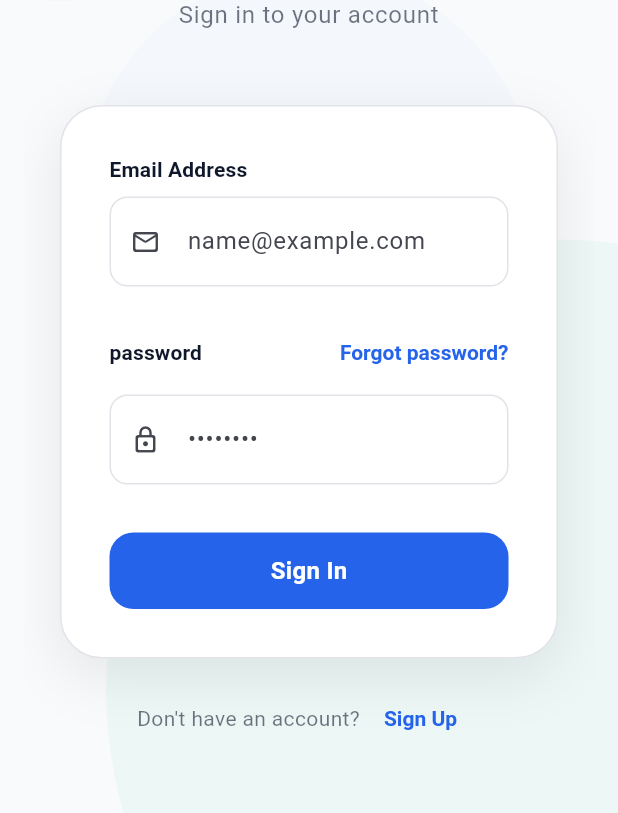
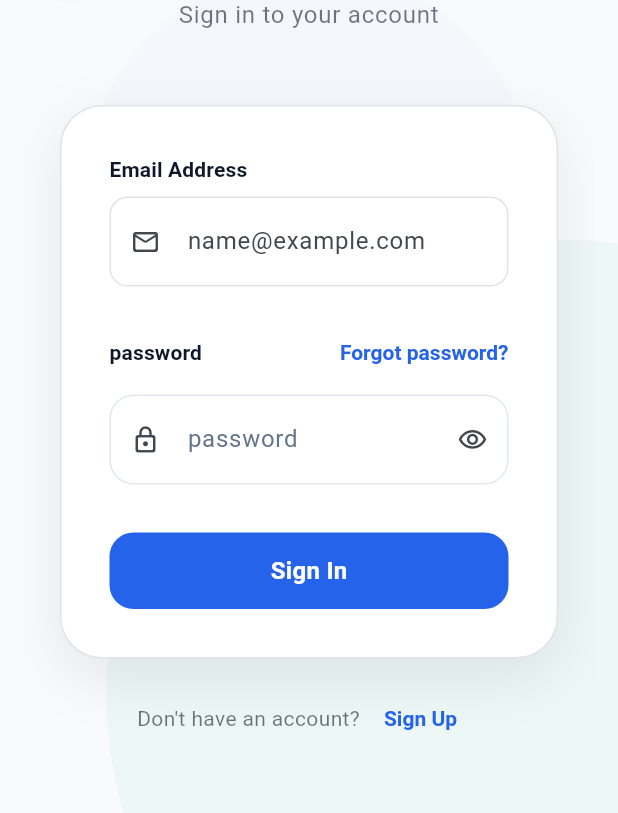
Before and after one commit to me-key/main10app, a Flutter app: the screen it shows after launch, on a phone screen of 412 x 824 dp, the part 423-1236 px from its top. Run offline on Flutter 3.47's test engine with Material 3 defaults, Android fonts, the phone set to English and light mode, and no system bars; our stand-ins replace cloud_firestore, firebase_auth, firebase_core, firebase_storage, image_picker, shared_preferences; accounts and stored records are empty.

Commit message:
refactor: introduce PasswordField widget with toggle visibility and replace manual TextFormField implementations

```diff
--- a/lib/ui/admin/manage_user_screen.dart
+++ b/lib/ui/admin/manage_user_screen.dart
@@ -6,6 +6,7 @@ import '../../services/auth_service.dart';
 import '../../services/user_service.dart';
 import '../widgets/responsive_center.dart';
 import '../../l10n/app_localizations.dart';
+import '../widgets/password_field.dart';
 
 class ManageUserScreen extends StatefulWidget {
   final UserProfile? user;
@@ -143,13 +144,10 @@ class _ManageUserScreenState extends State<ManageUserScreen> {
                   if (widget.user == null) ...[
                     const SizedBox(height: 24),
                     _buildLabel(l10n.get('initial_password')),
-                    TextFormField(
+                    PasswordField(
                       controller: _passwordController,
-                      decoration: InputDecoration(
-                        hintText: l10n.get('choose_password_hint'),
-                        prefixIcon: const Icon(Icons.lock_outline_rounded, size: 20),
-                      ),
-                      obscureText: true,
+                      labelText: l10n.get('initial_password'),
+                      hintText: l10n.get('choose_password_hint'),
                       validator: (v) => v!.isEmpty ? l10n.get('required') : null,
                     ),
                   ],
--- a/lib/ui/auth/login_screen.dart
+++ b/lib/ui/auth/login_screen.dart
@@ -4,6 +4,7 @@ import 'package:flutter/material.dart';
 import '../../services/auth_service.dart';
 import '../widgets/responsive_center.dart';
 import '../../l10n/app_localizations.dart';
+import '../widgets/password_field.dart';
 import '../../providers/locale_provider.dart';
 import '../../providers/environment_provider.dart';
 import 'package:provider/provider.dart';
@@ -434,27 +435,11 @@ class _LoginScreenState extends State<LoginScreen> {
                                 ],
                               ),
                               const SizedBox(height: 8),
-                              TextField(
+                              PasswordField(
                                 controller: _passwordController,
-                                decoration: InputDecoration(
-                                  hintText: "••••••••",
-                                  prefixIcon: const Icon(Icons.lock_outline_rounded, size: 20),
-                                  filled: true,
-                                  fillColor: colorScheme.surfaceContainerLowest,
-                                  border: OutlineInputBorder(
-                                    borderRadius: BorderRadius.circular(12),
-                                    borderSide: BorderSide.none,
-                                  ),
-                                  enabledBorder: OutlineInputBorder(
-                                    borderRadius: BorderRadius.circular(12),
-                                    borderSide: BorderSide(color: colorScheme.outlineVariant.withValues(alpha: 0.5)),
-                                  ),
-                                  focusedBorder: OutlineInputBorder(
-                                    borderRadius: BorderRadius.circular(12),
-                                    borderSide: BorderSide(color: colorScheme.primary, width: 2),
-                                  ),
-                                ),
-                                obscureText: true,
+                                labelText: l10n.get('password'),
+                                hintText: "••••••••",
+                                prefixIcon: Icons.lock_outline_rounded,
                                 autofillHints: const [AutofillHints.password],
                                 onSubmitted: (_) => _submit(),
                               ),
--- a/lib/ui/auth/signup_screen.dart
+++ b/lib/ui/auth/signup_screen.dart
@@ -4,6 +4,7 @@ import '../../services/organization_service.dart';
 import '../../models/organization.dart';
 import '../widgets/responsive_center.dart';
 import '../../l10n/app_localizations.dart';
+import '../widgets/password_field.dart';
 
 class SignUpScreen extends StatefulWidget {
   final String? orgId;
@@ -246,9 +247,17 @@ class _SignUpScreenState extends State<SignUpScreen> {
     TextInputType? keyboardType,
     String? Function(String?)? validator,
   }) {
+    if (obscureText) {
+      return PasswordField(
+        controller: controller,
+        labelText: label,
+        prefixIcon: icon,
+        validator: validator,
+      );
+    }
     return TextFormField(
       controller: controller,
-      obscureText: obscureText,
+      obscureText: false,
       keyboardType: keyboardType,
       validator: validator,
       decoration: InputDecoration(
--- a/lib/ui/super_admin/super_admin_screen.dart
+++ b/lib/ui/super_admin/super_admin_screen.dart
@@ -9,6 +9,7 @@ import '../../services/user_service.dart';
 import '../../models/user_profile.dart';
 import '../widgets/responsive_center.dart';
 import '../../l10n/app_localizations.dart';
+import '../widgets/password_field.dart';
 import '../../services/trial_service.dart';
 import 'package:intl/intl.dart';
 
@@ -505,15 +506,11 @@ class _SuperAdminScreenState extends State<SuperAdminScreen> {
             ),
           ),
           const SizedBox(height: 16),
-          TextFormField(
+          PasswordField(
             controller: _adminPasswordController,
             enabled: effectiveOrgId != null && !_isAdminCreated,
-            decoration: InputDecoration(
-              labelText: AppLocalizations.of(context).get('root_password'),
-              prefixIcon: const Icon(Icons.lock),
-              border: const OutlineInputBorder(),
-            ),
-            obscureText: true,
+            labelText: AppLocalizations.of(context).get('root_password'),
+            prefixIcon: Icons.lock,
           ),
           const SizedBox(height: 24),
           FilledButton.icon(
--- /dev/null
+++ b/lib/ui/widgets/password_field.dart
@@ -0,0 +1,62 @@
+import 'package:flutter/material.dart';
+
+class PasswordField extends StatefulWidget {
+  final TextEditingController controller;
+  final String labelText;
+  final String? hintText;
+  final IconData prefixIcon;
+  final String? Function(String?)? validator;
+  final bool enabled;
+  final TextInputAction? textInputAction;
+  final ValueChanged<String>? onSubmitted;
+  final Iterable<String>? autofillHints;
+
+  const PasswordField({
+    super.key,
+    required this.controller,
+    required this.labelText,
+    this.hintText,
+    this.prefixIcon = Icons.lock_outline_rounded,
+    this.validator,
+    this.enabled = true,
+    this.textInputAction,
+    this.onSubmitted,
+    this.autofillHints,
+  });
+
+  @override
+  State<PasswordField> createState() => _PasswordFieldState();
+}
+
+class _PasswordFieldState extends State<PasswordField> {
+  bool _obscureText = true;
+
+  @override
+  Widget build(BuildContext context) {
+    return TextFormField(
+      controller: widget.controller,
+      obscureText: _obscureText,
+      validator: widget.validator,
+      enabled: widget.enabled,
+      textInputAction: widget.textInputAction,
+      onFieldSubmitted: widget.onSubmitted,
+      autofillHints: widget.autofillHints,
+      decoration: InputDecoration(
+        labelText: widget.labelText,
+        hintText: widget.hintText,
+        prefixIcon: Icon(widget.prefixIcon, size: 20),
+        suffixIcon: IconButton(
+          icon: Icon(
+            _obscureText ? Icons.visibility_outlined : Icons.visibility_off_outlined,
+            size: 20,
+          ),
+          onPressed: () {
+            setState(() {
+              _obscureText = !_obscureText;
+            });
+          },
+        ),
+      ),
+    );
+  }
+}
```
